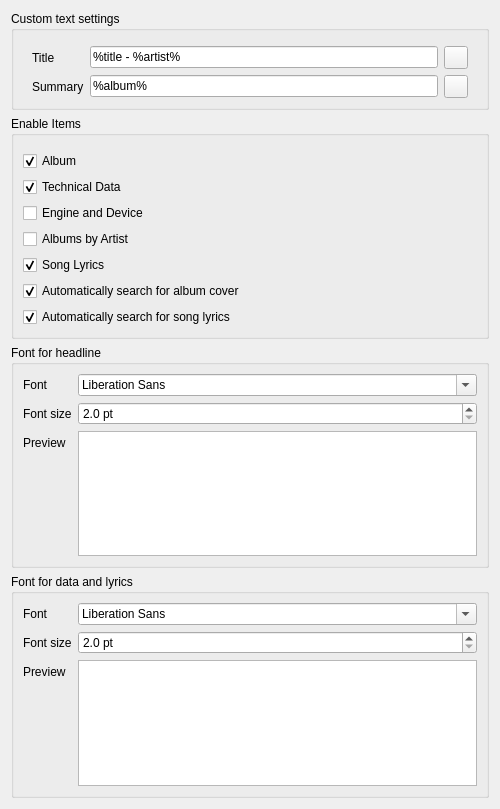
Old version of the form src/settings/contextsettingspage.ui in the repository strawberrymusicplayer/strawberry.
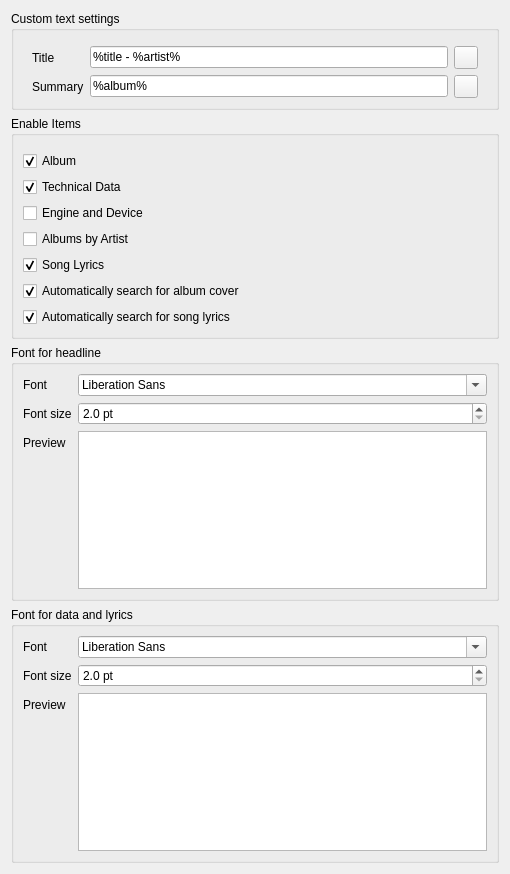
New version of the form.

Commit message: Adjust width of settingspages

Diff of the .ui file:
```diff
--- a/src/settings/contextsettingspage.ui
+++ b/src/settings/contextsettingspage.ui
@@ -6,8 +6,8 @@
    <rect>
     <x>0</x>
     <y>0</y>
-    <width>500</width>
-    <height>809</height>
+    <width>510</width>
+    <height>874</height>
    </rect>
   </property>
   <property name="windowTitle">
```
The commit also changes 13 other files.
